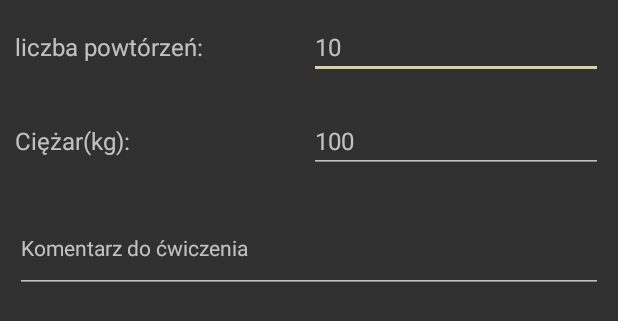
After one commit to saviola44/StrengthBuilding, an Android app: the layout edit_series_dialog_layout.xml on its own in the app's theme, with its tools: preview values and no code run, on a phone screen of 412 x 824 dp. The commit adds this screen. Shown: the top 321 px of the screen. Run offline under Robolectric (Android 15) with nearby library versions, the phone set to English and light mode, and no system bars.

Commit message:
MainActivity

```diff
--- a/app/src/main/AndroidManifest.xml
+++ b/app/src/main/AndroidManifest.xml
@@ -20,7 +20,8 @@
         <activity android:name=".Activities.AddTrainingsActivity"
             android:screenOrientation="userPortrait"/>
         <activity android:name=".Activities.AddTrainingActivity" />
-        <activity android:name=".Activities.DoTrainingActivity" />
+        <activity android:name=".Activities.DoTrainingActivity"
+            android:screenOrientation="userPortrait"/>
     </application>
 
 </manifest>
--- a/app/src/main/java/com/example/saviola44/strengthbuilding/Activities/AddTrainingActivity.java
+++ b/app/src/main/java/com/example/saviola44/strengthbuilding/Activities/AddTrainingActivity.java
@@ -10,16 +10,10 @@ import android.widget.ImageView;
 import android.widget.ListAdapter;
 import android.widget.ListView;
 import android.widget.TextView;
-import android.widget.Toast;
 
-import com.example.saviola44.strengthbuilding.AddNewTrainingDialog;
-import com.example.saviola44.strengthbuilding.Model.ExerciseInfo;
 import com.example.saviola44.strengthbuilding.Model.WorkoutExerciseInfo;
 import com.example.saviola44.strengthbuilding.R;
-import com.example.saviola44.strengthbuilding.SetMaxWeightDialog;
 import com.example.saviola44.strengthbuilding.Training;
-
-import java.util.List;
 
 /**
  * Created by saviola44 on 24.05.16.
--- a/app/src/main/java/com/example/saviola44/strengthbuilding/Activities/AddTrainingsActivity.java
+++ b/app/src/main/java/com/example/saviola44/strengthbuilding/Activities/AddTrainingsActivity.java
@@ -12,7 +12,7 @@ import android.widget.TextView;
 import android.widget.Toast;
 
 import com.example.saviola44.strengthbuilding.Adapters.AddedTrainingsAdapter;
-import com.example.saviola44.strengthbuilding.AddNewTrainingDialog;
+import com.example.saviola44.strengthbuilding.Dialogs.AddNewTrainingDialog;
 import com.example.saviola44.strengthbuilding.Constants;
 import com.example.saviola44.strengthbuilding.R;
 import com.example.saviola44.strengthbuilding.StrengthBuilderApp;
--- a/app/src/main/java/com/example/saviola44/strengthbuilding/Activities/ShowAllExercisesActivity.java
+++ b/app/src/main/java/com/example/saviola44/strengthbuilding/Activities/ShowAllExercisesActivity.java
@@ -7,7 +7,6 @@ import android.support.v7.app.AppCompatActivity;
 import android.view.View;
 import android.widget.ExpandableListAdapter;
 import android.widget.ExpandableListView;
-import android.widget.Toast;
 
 import com.example.saviola44.strengthbuilding.Adapters.ExpandableExercisesListAdapter;
 import com.example.saviola44.strengthbuilding.Database.DAO.ExerciseDAO;
@@ -16,7 +15,7 @@ import com.example.saviola44.strengthbuilding.Model.ExerciseInfo;
 import com.example.saviola44.strengthbuilding.Model.Muscle;
 import com.example.saviola44.strengthbuilding.Model.WorkoutExerciseInfo;
 import com.example.saviola44.strengthbuilding.R;
-import com.example.saviola44.strengthbuilding.SetMaxWeightDialog;
+import com.example.saviola44.strengthbuilding.Dialogs.SetMaxWeightDialog;
 
 import java.util.ArrayList;
 import java.util.HashMap;
--- a/app/src/main/java/com/example/saviola44/strengthbuilding/SetMaxWeightDialog.java
+++ b/app/src/main/java/com/example/saviola44/strengthbuilding/Dialogs/SetMaxWeightDialog.java
@@ -1,4 +1,4 @@
-package com.example.saviola44.strengthbuilding;
+package com.example.saviola44.strengthbuilding.Dialogs;
 
 import android.app.Dialog;
 import android.content.DialogInterface;
@@ -12,6 +12,7 @@ import android.widget.EditText;
 import android.widget.Toast;
 
 import com.example.saviola44.strengthbuilding.Model.WorkoutExerciseInfo;
+import com.example.saviola44.strengthbuilding.R;
 
 /**
  * Created by saviola44 on 25.05.16.
--- /dev/null
+++ b/app/src/main/res/layout/edit_series_dialog_layout.xml
@@ -0,0 +1,65 @@
+<?xml version="1.0" encoding="utf-8"?>
+<ScrollView
+    android:layout_height="wrap_content"
+    android:layout_width="wrap_content"
+    xmlns:android="http://schemas.android.com/apk/res/android">
+<RelativeLayout xmlns:android="http://schemas.android.com/apk/res/android"
+    android:layout_width="match_parent" android:layout_height="match_parent">
+
+
+    <LinearLayout
+        android:layout_width="match_parent"
+        android:layout_height="wrap_content"
+        android:layout_alignParentTop="true"
+        android:padding="10dp"
+        android:id="@+id/repsLinerar">
+        <TextView
+            android:layout_width="0dp"
+            android:layout_weight="1"
+            android:text="liczba powtórzeń: "
+            android:textSize="16dp"
+            android:layout_height="wrap_content" />
+        <EditText
+            android:layout_width="0dp"
+            android:layout_weight="1"
+            android:id="@+id/edit_reps_ET"
+            android:textSize="16dp"
+            android:hint="10"
+            android:layout_height="wrap_content"
+            android:inputType="number"/>
+    </LinearLayout>
+    <LinearLayout
+        android:layout_width="match_parent"
+        android:layout_height="wrap_content"
+        android:layout_below="@id/repsLinerar"
+        android:padding="10dp"
+        android:id="@+id/weightLinerar">
+        <TextView
+            android:layout_width="0dp"
+            android:layout_weight="1"
+            android:layout_height="wrap_content"
+            android:text="Ciężar(kg): "
+            android:textSize="16dp"/>
+        <EditText
+            android:layout_width="0dp"
+            android:layout_weight="1"
+            android:id="@+id/edit_weight_ET"
+            android:layout_height="wrap_content"
+            android:inputType="number"
+            android:textSize="16dp"
+            android:hint="100"/>
+    </LinearLayout>
+    <EditText
+        android:layout_width="match_parent"
+        android:layout_height="wrap_content"
+        android:id="@+id/commentET"
+        android:layout_below="@id/weightLinerar"
+        android:minHeight="60dp"
+        android:textSize="14dp"
+        android:hint="Komentarz do ćwiczenia"
+        android:layout_margin="10dp"/>
+
+
+
+</RelativeLayout>
+</ScrollView>
```
Also changed, not shown: app/src/main/java/com/example/saviola44/strengthbuilding/Activities/DoTrainingActivity.java (+26 -4 lines), app/src/main/java/com/example/saviola44/strengthbuilding/Adapters/DoTrainingAdapter.java (+31 -8 lines), app/src/main/java/com/example/saviola44/strengthbuilding/Dialogs/AddNewTrainingDialog.java (renamed from app/src/main/java/com/example/saviola44/strengthbuilding/AddNewTrainingDialog.java, +5 -2 lines), app/src/main/java/com/example/saviola44/strengthbuilding/Dialogs/EditSeriesDialog.java (added, +103 -0 lines), app/src/main/java/com/example/saviola44/strengthbuilding/Model/WorkoutExercise.java (+9 -0 lines), app/src/main/res/layout/do_training_row_layout.xml (+3 -10 lines).
